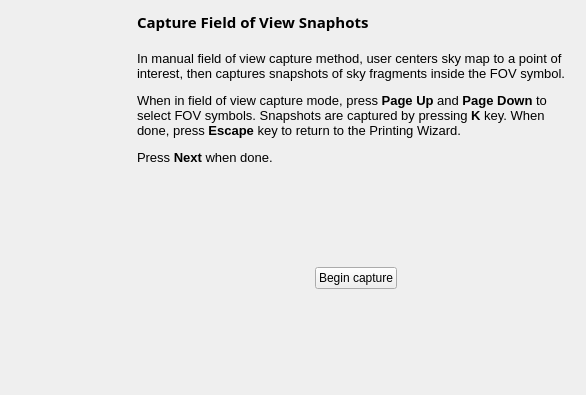
First picture: the form in kstars/printing/pwizfovmanual.ui, repository KDE/kstars, before the edit.
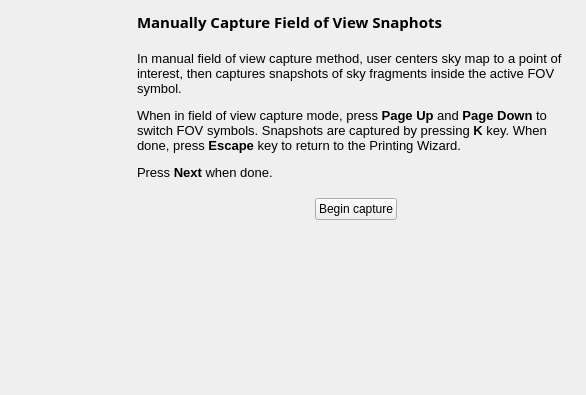
Second picture: the form after the edit.

What changed in the file:
```diff
--- a/kstars/printing/pwizfovmanual.ui
+++ b/kstars/printing/pwizfovmanual.ui
@@ -55,7 +55,7 @@
         </font>
        </property>
        <property name="text">
-        <string>Capture Field of View Snaphots</string>
+        <string>Manually Capture Field of View Snaphots</string>
        </property>
       </widget>
      </item>
@@ -82,8 +82,8 @@
 &lt;html&gt;&lt;head&gt;&lt;meta name=&quot;qrichtext&quot; content=&quot;1&quot; /&gt;&lt;style type=&quot;text/css&quot;&gt;
 p, li { white-space: pre-wrap; }
 &lt;/style&gt;&lt;/head&gt;&lt;body style=&quot; font-family:'Sans'; font-size:10pt; font-weight:400; font-style:normal;&quot;&gt;
-&lt;p style=&quot; margin-top:12px; margin-bottom:12px; margin-left:0px; margin-right:0px; -qt-block-indent:0; text-indent:0px;&quot;&gt;In manual field of view capture method, user centers sky map to a point of interest, then captures snapshots of sky fragments inside the FOV symbol.&lt;/p&gt;
-&lt;p style=&quot; margin-top:12px; margin-bottom:12px; margin-left:0px; margin-right:0px; -qt-block-indent:0; text-indent:0px;&quot;&gt;When in field of view capture mode, press &lt;span style=&quot; font-weight:600;&quot;&gt;Page Up&lt;/span&gt; and &lt;span style=&quot; font-weight:600;&quot;&gt;Page Down&lt;/span&gt; to select FOV symbols. Snapshots are captured by pressing &lt;span style=&quot; font-weight:600;&quot;&gt;K&lt;/span&gt; key. When done, press &lt;span style=&quot; font-weight:600;&quot;&gt;Escape&lt;/span&gt; key to return to the Printing Wizard.&lt;/p&gt;
+&lt;p style=&quot; margin-top:12px; margin-bottom:12px; margin-left:0px; margin-right:0px; -qt-block-indent:0; text-indent:0px;&quot;&gt;In manual field of view capture method, user centers sky map to a point of interest, then captures snapshots of sky fragments inside the active FOV symbol.&lt;/p&gt;
+&lt;p style=&quot; margin-top:12px; margin-bottom:12px; margin-left:0px; margin-right:0px; -qt-block-indent:0; text-indent:0px;&quot;&gt;When in field of view capture mode, press &lt;span style=&quot; font-weight:600;&quot;&gt;Page Up&lt;/span&gt; and &lt;span style=&quot; font-weight:600;&quot;&gt;Page Down&lt;/span&gt; to switch FOV symbols. Snapshots are captured by pressing &lt;span style=&quot; font-weight:600;&quot;&gt;K&lt;/span&gt; key. When done, press &lt;span style=&quot; font-weight:600;&quot;&gt;Escape&lt;/span&gt; key to return to the Printing Wizard.&lt;/p&gt;
 &lt;p style=&quot; margin-top:12px; margin-bottom:12px; margin-left:0px; margin-right:0px; -qt-block-indent:0; text-indent:0px;&quot;&gt;Press &lt;span style=&quot; font-weight:600;&quot;&gt;Next&lt;/span&gt; when done.&lt;/p&gt;&lt;/body&gt;&lt;/html&gt;</string>
        </property>
        <property name="wordWrap">
@@ -97,12 +97,12 @@
         <enum>Qt::Vertical</enum>
        </property>
        <property name="sizeType">
-        <enum>QSizePolicy::Expanding</enum>
+        <enum>QSizePolicy::Fixed</enum>
        </property>
        <property name="sizeHint" stdset="0">
         <size>
          <width>20</width>
-         <height>40</height>
+         <height>12</height>
         </size>
        </property>
       </spacer>
```
